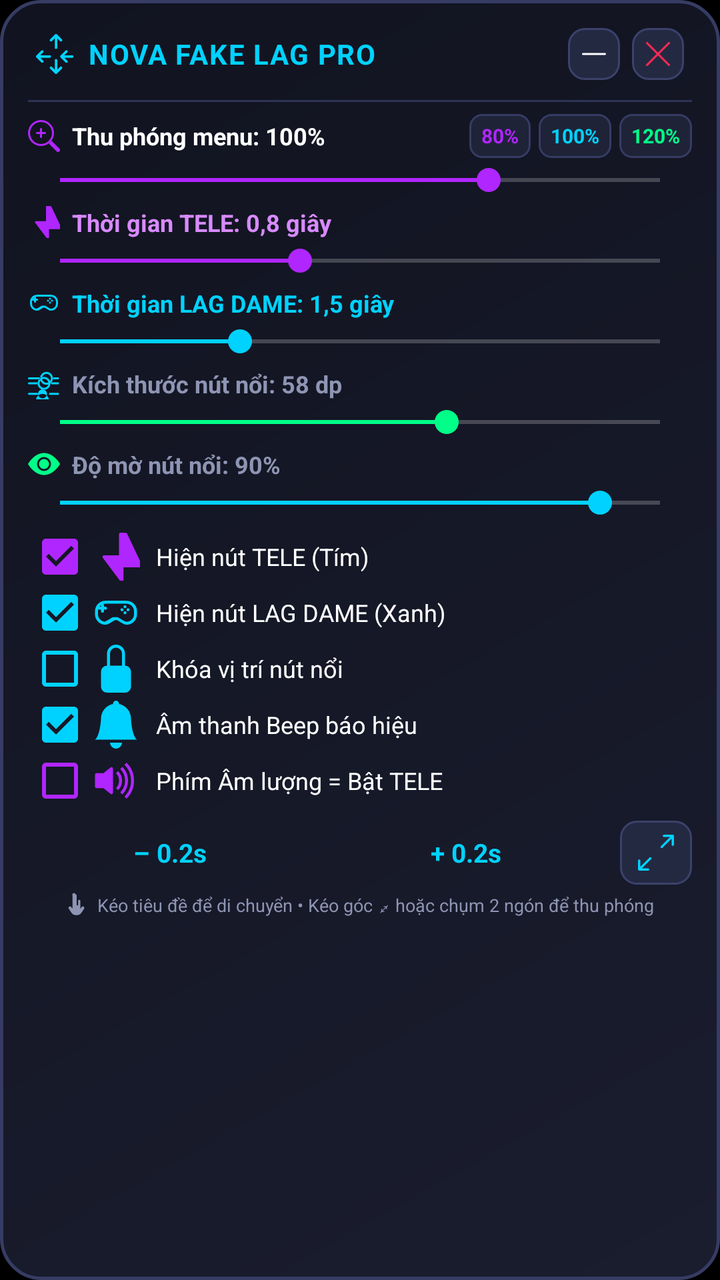
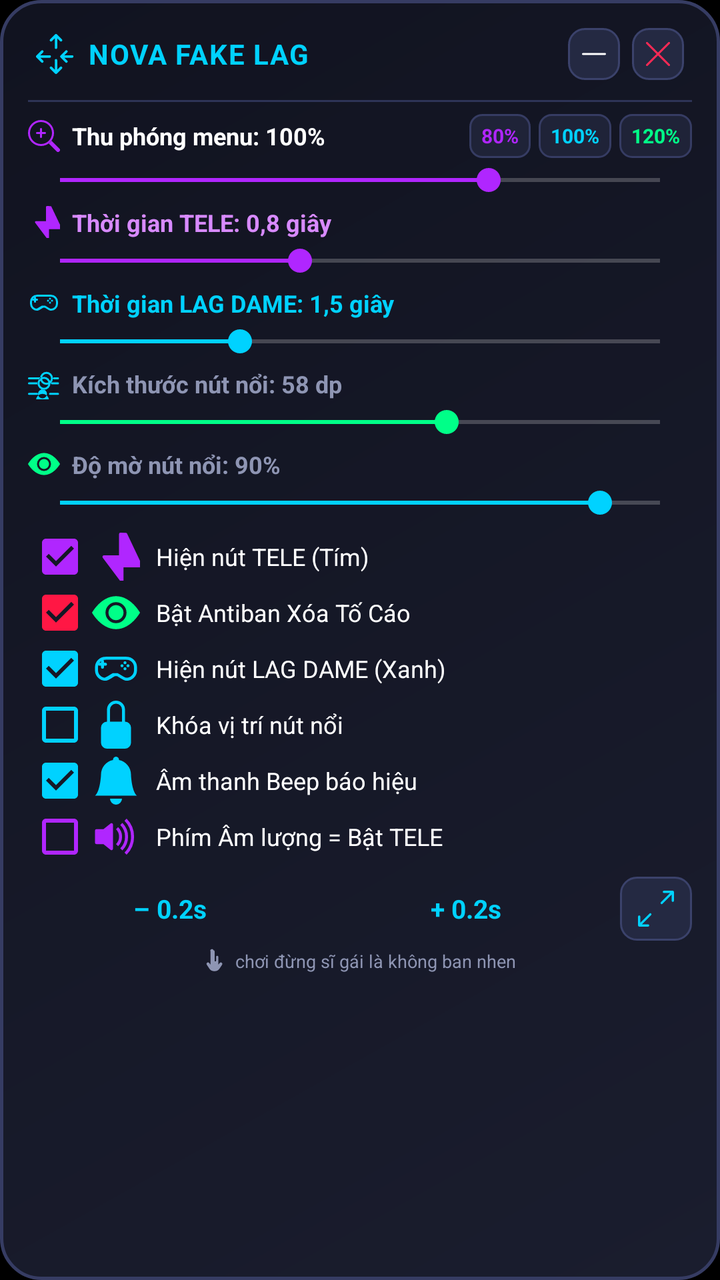

An Android layout rendered at two revisions. The XML below is the earlier revision; the diff shows what the commit changed to produce the second picture.
<!-- AndroidManifest.xml: application theme Theme.FakeLagAndroid -->
<!-- res/layout/layout_settings_panel.xml -->
<?xml version="1.0" encoding="utf-8"?>
<LinearLayout xmlns:android="http://schemas.android.com/apk/res/android"
    xmlns:tools="http://schemas.android.com/tools"
    android:id="@+id/settingsCardRoot"
    android:layout_width="320dp"
    android:layout_height="wrap_content"
    android:background="@drawable/bg_gaming_panel"
    android:elevation="16dp"
    android:orientation="vertical"
    android:paddingStart="14dp"
    android:paddingTop="10dp"
    android:paddingEnd="14dp"
    android:paddingBottom="10dp">

    
    <LinearLayout
        android:id="@+id/panelHeader"
        android:layout_width="match_parent"
        android:layout_height="wrap_content"
        android:background="@drawable/bg_btn_action"
        android:clickable="true"
        android:focusable="true"
        android:gravity="center_vertical"
        android:orientation="horizontal"
        android:paddingStart="4dp"
        android:paddingTop="4dp"
        android:paddingEnd="4dp"
        android:paddingBottom="4dp">

        
        <ImageView
            android:id="@+id/ivMoveHandle"
            android:layout_width="20dp"
            android:layout_height="20dp"
            android:layout_marginEnd="6dp"
            android:contentDescription="Drag Move"
            android:src="@drawable/bi_arrows_move" />

        <TextView
            android:id="@+id/tvPanelTitle"
            android:layout_width="0dp"
            android:layout_height="wrap_content"
            android:layout_weight="1"
            android:letterSpacing="0.04"
            android:text="NOVA FAKE LAG PRO"
            android:textColor="@color/neon_blue"
            android:textSize="14sp"
            android:textStyle="bold" />

        
        <ImageView
            android:id="@+id/btnMinimizePanel"
            android:layout_width="26dp"
            android:layout_height="26dp"
            android:layout_marginEnd="6dp"
            android:background="@drawable/bg_btn_round_action"
            android:clickable="true"
            android:contentDescription="Minimize"
            android:focusable="true"
            android:padding="5dp"
            android:src="@drawable/bi_dash_lg" />

        
        <ImageView
            android:id="@+id/btnClosePanel"
            android:layout_width="26dp"
            android:layout_height="26dp"
            android:background="@drawable/bg_btn_round_action"
            android:clickable="true"
            android:contentDescription="Close"
            android:focusable="true"
            android:padding="5dp"
            android:src="@drawable/bi_x_lg" />
    </LinearLayout>

    <View
        android:layout_width="match_parent"
        android:layout_height="1dp"
        android:layout_marginTop="6dp"
        android:layout_marginBottom="6dp"
        android:background="#2E3456" />

    
    <LinearLayout
        android:layout_width="match_parent"
        android:layout_height="wrap_content"
        android:gravity="center_vertical"
        android:orientation="horizontal">

        <ImageView
            android:layout_width="16dp"
            android:layout_height="16dp"
            android:layout_marginEnd="6dp"
            android:contentDescription="Zoom"
            android:src="@drawable/bi_zoom_in" />

        <TextView
            android:id="@+id/tvPanelScale"
            android:layout_width="0dp"
            android:layout_height="wrap_content"
            android:layout_weight="1"
            android:text="Thu phóng menu: 100%"
            android:textColor="@color/white"
            android:textSize="12sp"
            android:textStyle="bold" />

        
        <TextView
            android:id="@+id/btnScale80"
            android:layout_width="wrap_content"
            android:layout_height="22dp"
            android:layout_marginEnd="4dp"
            android:background="@drawable/bg_chip_scale"
            android:clickable="true"
            android:focusable="true"
            android:gravity="center"
            android:paddingStart="6dp"
            android:paddingEnd="6dp"
            android:text="80%"
            android:textColor="@color/neon_purple"
            android:textSize="10sp"
            android:textStyle="bold" />

        <TextView
            android:id="@+id/btnScale100"
            android:layout_width="wrap_content"
            android:layout_height="22dp"
            android:layout_marginEnd="4dp"
            android:background="@drawable/bg_chip_scale"
            android:clickable="true"
            android:focusable="true"
            android:gravity="center"
            android:paddingStart="6dp"
            android:paddingEnd="6dp"
            android:text="100%"
            android:textColor="@color/neon_blue"
            android:textSize="10sp"
            android:textStyle="bold" />

        <TextView
            android:id="@+id/btnScale120"
            android:layout_width="wrap_content"
            android:layout_height="22dp"
            android:background="@drawable/bg_chip_scale"
            android:clickable="true"
            android:focusable="true"
            android:gravity="center"
            android:paddingStart="6dp"
            android:paddingEnd="6dp"
            android:text="120%"
            android:textColor="@color/neon_green"
            android:textSize="10sp"
            android:textStyle="bold" />
    </LinearLayout>

    <SeekBar
        android:id="@+id/seekPanelScale"
        android:layout_width="match_parent"
        android:layout_height="wrap_content"
        android:layout_marginTop="2dp"
        android:max="140"
        android:progress="100"
        android:progressTint="@color/neon_purple"
        android:thumbTint="@color/neon_purple" />

    
    <LinearLayout
        android:layout_width="match_parent"
        android:layout_height="wrap_content"
        android:layout_marginTop="4dp"
        android:gravity="center_vertical"
        android:orientation="horizontal">

        <ImageView
            android:layout_width="16dp"
            android:layout_height="16dp"
            android:layout_marginEnd="6dp"
            android:contentDescription="Tele"
            android:src="@drawable/bi_lightning_charge_fill" />

        <TextView
            android:id="@+id/tvDurasiTele"
            android:layout_width="wrap_content"
            android:layout_height="wrap_content"
            android:text="Thời gian TELE: 0,8 giây"
            android:textColor="#D88AFF"
            android:textSize="12sp"
            android:textStyle="bold" />
    </LinearLayout>

    <SeekBar
        android:id="@+id/seekDurasiTele"
        android:layout_width="match_parent"
        android:layout_height="wrap_content"
        android:layout_marginTop="2dp"
        android:max="20"
        android:progress="8"
        android:progressTint="@color/neon_purple"
        android:thumbTint="@color/neon_purple" />

    
    <LinearLayout
        android:layout_width="match_parent"
        android:layout_height="wrap_content"
        android:layout_marginTop="4dp"
        android:gravity="center_vertical"
        android:orientation="horizontal">

        <ImageView
            android:layout_width="16dp"
            android:layout_height="16dp"
            android:layout_marginEnd="6dp"
            android:contentDescription="Lag"
            android:src="@drawable/bi_controller" />

        <TextView
            android:id="@+id/tvDurasiLag"
            android:layout_width="wrap_content"
            android:layout_height="wrap_content"
            android:text="Thời gian LAG DAME: 1,5 giây"
            android:textColor="@color/neon_blue"
            android:textSize="12sp"
            android:textStyle="bold" />
    </LinearLayout>

    <SeekBar
        android:id="@+id/seekDurasiLag"
        android:layout_width="match_parent"
        android:layout_height="wrap_content"
        android:layout_marginTop="2dp"
        android:max="50"
        android:progress="15"
        android:progressTint="@color/neon_blue"
        android:thumbTint="@color/neon_blue" />

    
    <LinearLayout
        android:layout_width="match_parent"
        android:layout_height="wrap_content"
        android:layout_marginTop="4dp"
        android:gravity="center_vertical"
        android:orientation="horizontal">

        <ImageView
            android:layout_width="16dp"
            android:layout_height="16dp"
            android:layout_marginEnd="6dp"
            android:contentDescription="Icon Size"
            android:src="@drawable/bi_sliders" />

        <TextView
            android:id="@+id/tvUkuranIkon"
            android:layout_width="wrap_content"
            android:layout_height="wrap_content"
            android:text="Kích thước nút nổi: 58 dp"
            android:textColor="@color/text_subtitle"
            android:textSize="12sp"
            android:textStyle="bold" />
    </LinearLayout>

    <SeekBar
        android:id="@+id/seekUkuranIkon"
        android:layout_width="match_parent"
        android:layout_height="wrap_content"
        android:layout_marginTop="2dp"
        android:max="90"
        android:progress="58"
        android:progressTint="@color/neon_green"
        android:thumbTint="@color/neon_green" />

    
    <LinearLayout
        android:layout_width="match_parent"
        android:layout_height="wrap_content"
        android:layout_marginTop="4dp"
        android:gravity="center_vertical"
        android:orientation="horizontal">

        <ImageView
            android:layout_width="16dp"
            android:layout_height="16dp"
            android:layout_marginEnd="6dp"
            android:contentDescription="Opacity"
            android:src="@drawable/bi_eye_fill" />

        <TextView
            android:id="@+id/tvOpacity"
            android:layout_width="wrap_content"
            android:layout_height="wrap_content"
            android:text="Độ mờ nút nổi: 90%"
            android:textColor="@color/text_subtitle"
            android:textSize="12sp"
            android:textStyle="bold" />
    </LinearLayout>

    <SeekBar
        android:id="@+id/seekOpacity"
        android:layout_width="match_parent"
        android:layout_height="wrap_content"
        android:layout_marginTop="2dp"
        android:max="100"
        android:progress="90"
        android:progressTint="@color/neon_blue"
        android:thumbTint="@color/neon_blue" />

    
    <LinearLayout
        android:layout_width="match_parent"
        android:layout_height="wrap_content"
        android:layout_marginTop="4dp"
        android:orientation="vertical">

        <CheckBox
            android:id="@+id/chkShowTele"
            android:layout_width="match_parent"
            android:layout_height="28dp"
            android:buttonTint="@color/neon_purple"
            android:checked="true"
            android:drawableStart="@drawable/bi_lightning_charge_fill"
            android:drawablePadding="8dp"
            android:text="Hiện nút TELE (Tím)"
            android:textColor="@color/white"
            android:textSize="12sp" />

        <CheckBox
            android:id="@+id/chkShowLag"
            android:layout_width="match_parent"
            android:layout_height="28dp"
            android:buttonTint="@color/neon_blue"
            android:checked="true"
            android:drawableStart="@drawable/bi_controller"
            android:drawablePadding="8dp"
            android:text="Hiện nút LAG DAME (Xanh)"
            android:textColor="@color/white"
            android:textSize="12sp" />

        <CheckBox
            android:id="@+id/chkLockPosition"
            android:layout_width="match_parent"
            android:layout_height="28dp"
            android:buttonTint="@color/neon_blue"
            android:drawableStart="@drawable/bi_lock_fill"
            android:drawablePadding="8dp"
            android:text="Khóa vị trí nút nổi"
            android:textColor="@color/white"
            android:textSize="12sp" />

        <CheckBox
            android:id="@+id/chkSoundBeep"
            android:layout_width="match_parent"
            android:layout_height="28dp"
            android:buttonTint="@color/neon_blue"
            android:checked="true"
            android:drawableStart="@drawable/bi_bell_fill"
            android:drawablePadding="8dp"
            android:text="Âm thanh Beep báo hiệu"
            android:textColor="@color/white"
            android:textSize="12sp" />

        <CheckBox
            android:id="@+id/chkVolumeKey"
            android:layout_width="match_parent"
            android:layout_height="28dp"
            android:buttonTint="@color/neon_purple"
            android:drawableStart="@drawable/bi_volume_up_fill"
            android:drawablePadding="8dp"
            android:text="Phím Âm lượng = Bật TELE"
            android:textColor="@color/white"
            android:textSize="12sp" />
    </LinearLayout>

    
    <LinearLayout
        android:layout_width="match_parent"
        android:layout_height="wrap_content"
        android:layout_marginTop="6dp"
        android:gravity="center_vertical"
        android:orientation="horizontal">

        <TextView
            android:id="@+id/btnQuickMinus"
            android:layout_width="0dp"
            android:layout_height="32dp"
            android:layout_marginEnd="6dp"
            android:layout_weight="1"
            android:background="@drawable/bg_btn_action"
            android:clickable="true"
            android:focusable="true"
            android:gravity="center"
            android:text="– 0.2s"
            android:textColor="@color/neon_blue"
            android:textSize="13sp"
            android:textStyle="bold" />

        <TextView
            android:id="@+id/btnQuickPlus"
            android:layout_width="0dp"
            android:layout_height="32dp"
            android:layout_marginEnd="6dp"
            android:layout_weight="1"
            android:background="@drawable/bg_btn_action"
            android:clickable="true"
            android:focusable="true"
            android:gravity="center"
            android:text="+ 0.2s"
            android:textColor="@color/neon_blue"
            android:textSize="13sp"
            android:textStyle="bold" />

        
        <FrameLayout
            android:id="@+id/btnPanelResizeHandle"
            android:layout_width="36dp"
            android:layout_height="32dp"
            android:background="@drawable/bg_btn_round_action"
            android:clickable="true"
            android:contentDescription="Drag to Resize"
            android:focusable="true">

            <ImageView
                android:layout_width="18dp"
                android:layout_height="18dp"
                android:layout_gravity="center"
                android:contentDescription="Resize"
                android:src="@drawable/bi_arrows_angle_expand" />
        </FrameLayout>
    </LinearLayout>

    
    <LinearLayout
        android:layout_width="match_parent"
        android:layout_height="wrap_content"
        android:layout_marginTop="4dp"
        android:gravity="center"
        android:orientation="horizontal">

        <ImageView
            android:layout_width="12dp"
            android:layout_height="12dp"
            android:layout_marginEnd="4dp"
            android:contentDescription="Gesture"
            android:src="@drawable/bi_hand_index_thumb" />

        <TextView
            android:layout_width="wrap_content"
            android:layout_height="wrap_content"
            android:text="Kéo tiêu đề để di chuyển • Kéo góc ⤢ hoặc chụm 2 ngón để thu phóng"
            android:textColor="@color/text_subtitle"
            android:textSize="9sp" />
    </LinearLayout>

</LinearLayout>
<!-- resources referenced by this layout -->
<resources>
  <color name="neon_blue">#00D2FF</color>
  <color name="neon_green">#00FF88</color>
  <color name="neon_purple">#B026FF</color>
  <color name="text_subtitle">#8E95B3</color>
  <color name="white">#FFFFFFFF</color>
  <!-- drawable bg_btn_action (drawable) -->
  <?xml version="1.0" encoding="utf-8"?>
  <ripple xmlns:android="http://schemas.android.com/apk/res/android"
      android:color="@color/light_gray">
      <item>
          <shape android:shape="rectangle">
              <solid android:color="@color/transparent" />
              <corners android:radius="8dp" />
          </shape>
      </item>
  </ripple>
  <!-- drawable bg_btn_round_action (drawable) -->
  <?xml version="1.0" encoding="utf-8"?>
  <ripple xmlns:android="http://schemas.android.com/apk/res/android"
      android:color="#40FFFFFF">
      <item>
          <shape android:shape="rectangle">
              <solid android:color="#242942" />
              <corners android:radius="8dp" />
              <stroke
                  android:width="1dp"
                  android:color="#3B426B" />
          </shape>
      </item>
  </ripple>
  <!-- drawable bg_chip_scale (drawable) -->
  <?xml version="1.0" encoding="utf-8"?>
  <ripple xmlns:android="http://schemas.android.com/apk/res/android"
      android:color="#40B026FF">
      <item>
          <shape android:shape="rectangle">
              <solid android:color="#1F2338" />
              <corners android:radius="6dp" />
              <stroke
                  android:width="1dp"
                  android:color="#363C63" />
          </shape>
      </item>
  </ripple>
  <!-- drawable bg_gaming_panel (drawable) -->
  <?xml version="1.0" encoding="utf-8"?>
  <shape xmlns:android="http://schemas.android.com/apk/res/android"
      android:shape="rectangle">
      <gradient
          android:angle="135"
          android:endColor="#111320"
          android:startColor="#1A1D2E" />
      <corners android:radius="20dp" />
      <stroke
          android:width="1.5dp"
          android:color="#363C63" />
  </shape>
  <!-- drawable bi_bell_fill (drawable) -->
  <vector xmlns:android="http://schemas.android.com/apk/res/android"
      android:width="24dp"
      android:height="24dp"
      android:viewportWidth="16"
      android:viewportHeight="16">
      <path
          android:fillColor="#FF00D2FF"
          android:pathData="M8,16a2,2 0,0 0,2 -2H6a2,2 0,0 0,2 2m0.995,-14.901a1,1 0,1 0,-1.99 0A5,5 0,0 0,3 6c0,1.098 -0.5,6 -2,7h14c-1.5,-1 -2,-5.902 -2,-7 0,-2.42 -1.72,-4.44 -4.005,-4.901" />
  </vector>
  <!-- drawable bi_dash_lg (drawable) -->
  <vector xmlns:android="http://schemas.android.com/apk/res/android"
      android:width="24dp"
      android:height="24dp"
      android:viewportWidth="16"
      android:viewportHeight="16">
      <path
          android:fillColor="#FFFFFFFF"
          android:pathData="M2,8a0.5,0.5 0,0 1,0.5 -0.5h11a0.5,0.5 0,0 1,0 1h-11A0.5,0.5 0,0 1,2 8" />
  </vector>
  <!-- drawable bi_eye_fill (drawable) -->
  <vector xmlns:android="http://schemas.android.com/apk/res/android"
      android:width="24dp"
      android:height="24dp"
      android:viewportWidth="16"
      android:viewportHeight="16">
      <path
          android:fillColor="#FF00FF88"
          android:pathData="M10.5,8a2.5,2.5 0,1 1,-5 0 2.5,2.5 0,0 1,5 0M0,8s3,-5.5 8,-5.5S16,8 16,8s-3,5.5 -8,5.5S0,8 0,8m8,3.5a3.5,3.5 0,1 0,0 -7 3.5,3.5 0,0 0,0 7" />
  </vector>
  <!-- drawable bi_lock_fill (drawable) -->
  <vector xmlns:android="http://schemas.android.com/apk/res/android"
      android:width="24dp"
      android:height="24dp"
      android:viewportWidth="16"
      android:viewportHeight="16">
      <path
          android:fillColor="#FF00D2FF"
          android:pathData="M8,1a2,2 0,0 1,2 2v4H6V3a2,2 0,0 1,2 -2m3,6V3a3,3 0,0 0,-6 0v4a2,2 0,0 0,-2 2v5a2,2 0,0 0,2 2h6a2,2 0,0 0,2 -2V9a2,2 0,0 0,-2 -2" />
  </vector>
  <color name="light_gray">#EEEEEE</color>
  <color name="transparent">#00000000</color>
  <color name="primary_blue">#1947E5</color>
  <color name="primary_blue_dark">#102E99</color>
  <color name="black">#FF000000</color>
</resources>

<!-- the commit's change to res/layout/layout_settings_panel.xml (unified diff, before → after) -->
@@ -42,7 +42,7 @@
             android:layout_height="wrap_content"
             android:layout_weight="1"
             android:letterSpacing="0.04"
-            android:text="NOVA FAKE LAG PRO"
+            android:text="NOVA FAKE LAG"
             android:textColor="@color/neon_blue"
             android:textSize="14sp"
             android:textStyle="bold" />
@@ -319,6 +319,18 @@
             android:drawableStart="@drawable/bi_lightning_charge_fill"
             android:drawablePadding="8dp"
             android:text="Hiện nút TELE (Tím)"
+            android:textColor="@color/white"
+            android:textSize="12sp" />
+
+        <CheckBox
+            android:id="@+id/chkShowTele2"
+            android:layout_width="match_parent"
+            android:layout_height="28dp"
+            android:buttonTint="@color/bright_red"
+            android:checked="true"
+            android:drawableStart="@drawable/bi_eye_fill"
+            android:drawablePadding="8dp"
+            android:text="Bật Antiban Xóa Tố Cáo"
             android:textColor="@color/white"
             android:textSize="12sp" />
 
@@ -444,7 +456,7 @@
         <TextView
             android:layout_width="wrap_content"
             android:layout_height="wrap_content"
-            android:text="Kéo tiêu đề để di chuyển • Kéo góc ⤢ hoặc chụm 2 ngón để thu phóng"
+            android:text="chơi đừng sĩ gái là không ban nhen"
             android:textColor="@color/text_subtitle"
             android:textSize="9sp" />
     </LinearLayout>
<!-- resource entries referenced after the edit -->
@@ -1,5 +1,6 @@
 <!-- resources referenced by this layout -->
 <resources>
+  <color name="bright_red">#FF1744</color>
   <color name="neon_blue">#00D2FF</color>
   <color name="neon_green">#00FF88</color>
   <color name="neon_purple">#B026FF</color>
